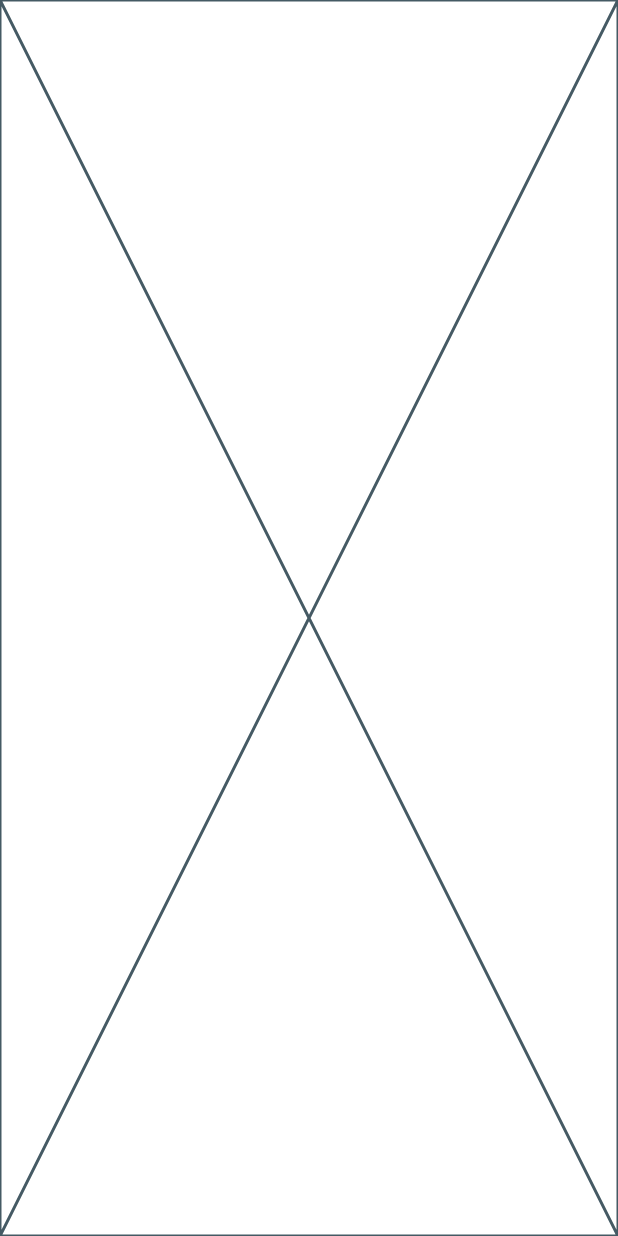
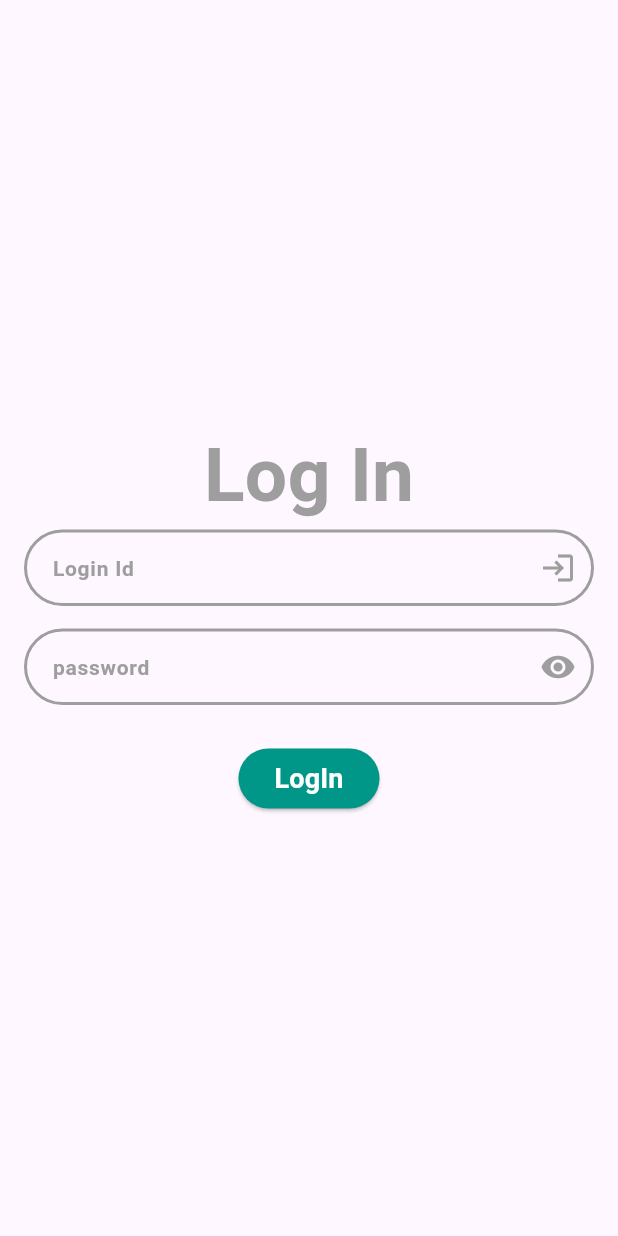
Before and after one commit to Ranjan11222000/Quick-Touch-Assignment, a Flutter app: the screen it shows after launch, on a phone screen of 412 x 824 dp. Run offline on Flutter 3.47's test engine with Material 3 defaults, Android fonts, the phone set to English and light mode, and no system bars; our stand-ins replace get; Roboto replaces fonts that are missing (creditCardType).

Commit message:
Login UI page Done

```diff
--- a/lib/main.dart
+++ b/lib/main.dart
@@ -1,4 +1,5 @@
 import 'package:flutter/material.dart';
+import 'package:get/get.dart';
 import 'view/login_view.dart';
 
 void main() {
@@ -11,8 +12,10 @@ class MyApp extends StatelessWidget {
   // This widget is the root of your application.
   @override
   Widget build(BuildContext context) {
-    return const MaterialApp(
-      home: LoginView(),
+    return GetMaterialApp(
+        theme: ThemeData(useMaterial3: true,),
+      debugShowCheckedModeBanner: false,
+      home: const LoginView(),
     );
   }
 }
--- a/lib/res/components/text_editor.dart
+++ b/lib/res/components/text_editor.dart
@@ -23,7 +23,7 @@ class EditText extends StatelessWidget {
       this.prefixIcon,
       this.suffixIcon,
       this.isPasswordType=false,
-      this.textColor=Colors.black,
+      this.textColor=Colors.grey,
       this.borderColor=Colors.grey,
       this.iconPressed,
       this.keyBoardType= TextInputType.text,
@@ -49,7 +49,7 @@ class EditText extends StatelessWidget {
         contentPadding:
         const EdgeInsets.symmetric(vertical: 13.5, horizontal: 15.0),
         hintText: hintText,
-        hintStyle: hintStyle ?? text4(),
+        hintStyle: hintStyle ?? text4().copyWith(color:Colors.grey),
         prefixIcon: prefixIcon != null
             ? Icon(
           prefixIcon,
@@ -59,7 +59,7 @@ class EditText extends StatelessWidget {
         enabledBorder: OutlineInputBorder(
             borderRadius: BorderRadius.circular(
                 borderRadius != null ? borderRadius ?? 0.0 : 30.0),
-            borderSide: const BorderSide(width: 1, color: Colors.grey)),
+            borderSide: const BorderSide(width: 2, color: Colors.grey)),
         suffixIcon: suffixIcon != null
             ? isPasswordType
             ? IconButton(
@@ -84,7 +84,7 @@ class EditText extends StatelessWidget {
         focusedBorder: OutlineInputBorder(
           borderRadius: BorderRadius.circular(
               borderRadius != null ? borderRadius ?? 0.0 : 30.0),
-          borderSide: const BorderSide(width: 1, color: Colors.black),
+          borderSide: const BorderSide(width: 1, color: Colors.grey),
         ),
       ),
       style: textStyle ?? text6().copyWith(color: textColor),
--- a/lib/res/components/text_style.dart
+++ b/lib/res/components/text_style.dart
@@ -1,9 +1,9 @@
 import 'package:flutter/material.dart';
 
 TextStyle text4() {
-  return const TextStyle(color: Colors.black,fontSize:14,fontWeight: FontWeight.w600,fontFamily:AutofillHints.creditCardType);
+  return const TextStyle(color: Colors.grey,fontSize:14,fontWeight: FontWeight.w600,fontFamily:AutofillHints.creditCardType);
 }
 
 TextStyle text6() {
-  return const TextStyle(color: Colors.black,fontSize:16,fontWeight: FontWeight.w600,fontFamily:AutofillHints.creditCardType);
+  return const TextStyle(color: Colors.grey,fontSize:16,fontWeight: FontWeight.w600,fontFamily:AutofillHints.creditCardType);
 }
--- a/lib/res/route/routes.dart
+++ /dev/null
@@ -1,8 +0,0 @@
-import 'package:get/get.dart';
-import '../../view/gif_view.dart';
-class AppRoutes{
-  static appRoutes()=>[
-    GetPage(name: "LoginPage", page:()=> const GifView(),
-    transition: Transition.leftToRightWithFade),
-  ];
-}
--- a/lib/view/gif_view.dart
+++ b/lib/view/gif_view.dart
@@ -10,6 +10,8 @@ class GifView extends StatefulWidget {
 class _GifViewState extends State<GifView> {
   @override
   Widget build(BuildContext context) {
-    return const Placeholder();
+    return Container(
+      color: Colors.teal,
+    );
   }
 }
--- a/lib/view/login_view.dart
+++ b/lib/view/login_view.dart
@@ -1,4 +1,9 @@
 import 'package:flutter/material.dart';
+import 'package:get/get.dart';
+import '../res/components/text_editor.dart';
+import '../res/components/text_style.dart';
+import '../view_model/login_controller.dart';
+import 'gif_view.dart';
 
 class LoginView extends StatefulWidget {
   const LoginView({super.key});
@@ -8,8 +13,82 @@ class LoginView extends StatefulWidget {
 }
 
 class _LoginViewState extends State<LoginView> {
+  final loginController = Get.put(LoginController());
+  final GlobalKey<FormState> _formKey = GlobalKey<FormState>();
+
   @override
   Widget build(BuildContext context) {
-    return const Placeholder();
+    return Form(
+      key: _formKey,
+      child: Scaffold(
+        body: SafeArea(
+          child: Padding(
+            padding: const EdgeInsets.symmetric(horizontal: 16.0),
+            child: Column(
+              mainAxisAlignment: MainAxisAlignment.center,
+              children: [
+                Text(
+                  "Log In",
+                  style: text6().copyWith(
+                    fontSize: 50,
+                    fontWeight: FontWeight.bold,
+                  ),
+                  textAlign: TextAlign.start,
+                ),
+                loginTextField(),
+                const SizedBox(
+                  height: 15,
+                ),
+                passwordTextField(),
+                const SizedBox(
+                  height: 25,
+                ),
+                loginButton()
+              ],
+            ),
+          ),
+        ),
+      ),
+    );
+  }
+
+
+  Widget loginTextField() {
+    return EditText(
+      hintText: 'Login Id',
+      controller: loginController.loginId,
+      suffixIcon: Icons.login,
+      validator: (value){
+        return (value!=null||(value??"").isEmpty)?"Enter the Login ID":null;
+      },
+    );
+  }
+
+  Widget passwordTextField() {
+    return Obx(()=>EditText(
+      hintText: 'password',
+      controller: loginController.password,
+      suffixIcon: loginController.isPasswordVisible.value?Icons.visibility_off :Icons.remove_red_eye,
+      iconPressed: loginController.showPassword,
+      isPasswordType: !loginController.isPasswordVisible.value,
+      validator: (value){
+        return (value!=null||(value??"").isEmpty)?"Enter the password":null;
+      },
+    ));
+  }
+
+  Widget loginButton() {
+    return ElevatedButton(
+        onPressed: () {
+          if (_formKey.currentState?.validate() ?? false) {
+            Get.to(() => const GifView(),
+                transition: Transition.leftToRightWithFade);
+          }
+        },
+        style: ElevatedButton.styleFrom(backgroundColor: Colors.teal),
+        child: Text(
+          "LogIn",
+          style: text6().copyWith(fontSize: 18, color: Colors.white),
+        ));
   }
 }
--- /dev/null
+++ b/lib/view_model/login_controller.dart
@@ -0,0 +1,15 @@
+import 'package:flutter/material.dart';
+import 'package:get/get.dart';
+
+class LoginController extends GetxController{
+
+  final loginId = TextEditingController();
+  final password = TextEditingController();
+  final isPasswordVisible = false.obs;
+
+
+  showPassword(){
+    isPasswordVisible.value= !isPasswordVisible.value;
+  }
+
+}
```
